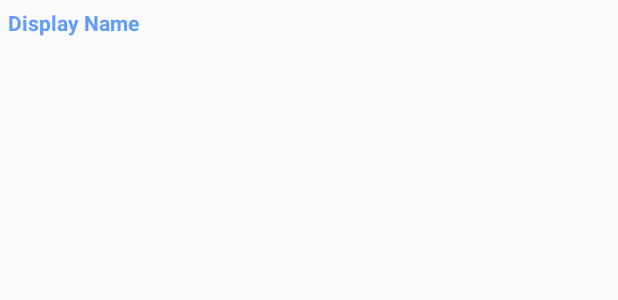
After one commit to 2B-Or-Not-2B-AndroidTeamProject/UrbanIssues, an Android app: the layout fragment_my_profile.xml on its own in the app's theme, with its tools: preview values and no code run, on a phone screen of 412 x 824 dp. The commit adds this screen. Shown: the top 300 px of the screen. Run offline under Robolectric (Android 15) with nearby library versions, the phone set to English and light mode, and no system bars.

Commit message:
bug fixed and profile partially implemented

```diff
--- a/UrbanIssues/app/src/main/java/com/example/telerik/urbanissues/activities/IssuesActivity.java
+++ b/UrbanIssues/app/src/main/java/com/example/telerik/urbanissues/activities/IssuesActivity.java
@@ -22,7 +22,7 @@ public class IssuesActivity extends AppCompatActivity implements ActionBar.TabLi
     private TabsPagerAdapter mAdapter;
     private ActionBar actionBar;
     // Tab titles
-    private String[] tabs = {"Issues", "Submit", "My Issues"};
+    private String[] tabs = {"Issues", "Submit", "My Profile"};
 
     @Override
     protected void onCreate(Bundle savedInstanceState) {
--- a/UrbanIssues/app/src/main/java/com/example/telerik/urbanissues/activities/ListIssuesActivity.java
+++ b/UrbanIssues/app/src/main/java/com/example/telerik/urbanissues/activities/ListIssuesActivity.java
@@ -24,6 +24,8 @@ import com.telerik.everlive.sdk.core.result.RequestResultCallbackAction;
 
 import java.util.ArrayList;
 
+import static com.example.telerik.urbanissues.activities.MainActivity.urbanIssuesApp;
+
 public class ListIssuesActivity extends AppCompatActivity {
 
     private ArrayList<Issue> issues;
@@ -42,8 +44,6 @@ public class ListIssuesActivity extends AppCompatActivity {
         super.onCreate(savedInstanceState);
         setContentView(R.layout.fragment_issues_list);
 
-        BaseViewModel.initialize(BaseViewModel.urbanIssuesApp);
-
         //ListView listView = (ListView) findViewById(R.id.list);
         //this.issueAdapter = new IssueAdapter(this, R.layout.fragment_issues, issues);
 
@@ -51,7 +51,7 @@ public class ListIssuesActivity extends AppCompatActivity {
 
         this.issues = new ArrayList<>();
 
-        issues = GetIssues(BaseViewModel.urbanIssuesApp);
+        issues = GetIssues(urbanIssuesApp);
         if (this.getIssues() == null) {
             System.out.println("WTF");
         }
--- a/UrbanIssues/app/src/main/java/com/example/telerik/urbanissues/activities/LoginActivity.java
+++ b/UrbanIssues/app/src/main/java/com/example/telerik/urbanissues/activities/LoginActivity.java
@@ -13,6 +13,8 @@ import android.widget.EditText;
 import android.widget.Toast;
 
 import com.example.telerik.urbanissues.R;
+
+import static com.example.telerik.urbanissues.activities.MainActivity.urbanIssuesApp;
 import static com.example.telerik.urbanissues.common.Constants.APP_ID;
 import  com.example.telerik.urbanissues.models.BaseViewModel;
 import com.telerik.everlive.sdk.core.EverliveApp;
@@ -32,8 +34,6 @@ public class LoginActivity extends Activity implements View.OnClickListener {
     protected void onCreate(Bundle savedInstanceState) {
         super.onCreate(savedInstanceState);
         setContentView(R.layout.activity_login);
-
-        BaseViewModel.initialize(BaseViewModel.urbanIssuesApp);
 
         connectionProgressDialog = new ProgressDialog(this);
         connectionProgressDialog.setMessage("Logging in ...");
@@ -91,7 +91,7 @@ public class LoginActivity extends Activity implements View.OnClickListener {
 
     public void onLogin() {
         connectionProgressDialog.show();
-        BaseViewModel.urbanIssuesApp.workWith().
+        urbanIssuesApp.workWith().
                 authentication().
                 login(this.username.getText().toString(), this.password.getText().toString()).
                 executeAsync(new RequestResultCallbackAction<AccessToken>(){
--- a/UrbanIssues/app/src/main/java/com/example/telerik/urbanissues/activities/RegisterActivity.java
+++ b/UrbanIssues/app/src/main/java/com/example/telerik/urbanissues/activities/RegisterActivity.java
@@ -15,10 +15,13 @@ import android.widget.Toast;
 import com.example.telerik.urbanissues.R;
 import com.example.telerik.urbanissues.models.BaseViewModel;
 import com.example.telerik.urbanissues.models.MyUser;
+import com.telerik.everlive.sdk.core.EverliveApp;
 import com.telerik.everlive.sdk.core.model.system.User;
 import com.telerik.everlive.sdk.core.query.definition.UserSecretInfo;
 import com.telerik.everlive.sdk.core.result.RequestResult;
 import com.telerik.everlive.sdk.core.result.RequestResultCallbackAction;
+
+import static com.example.telerik.urbanissues.activities.MainActivity.urbanIssuesApp;
 
 
 public class RegisterActivity  extends Activity implements View.OnClickListener {
@@ -59,7 +62,6 @@ public class RegisterActivity  extends Activity implements View.OnClickListener
     public void onClick(View v) {
         switch (v.getId()) {
             case R.id.btn_register : {
-                BaseViewModel.initialize(BaseViewModel.urbanIssuesApp);
                 this.onRegisterClick();
                 break;
             }
@@ -105,7 +107,7 @@ public class RegisterActivity  extends Activity implements View.OnClickListener
         UserSecretInfo secretInfo = new UserSecretInfo();
         secretInfo.setPassword(password.getText().toString());
 
-        BaseViewModel.urbanIssuesApp.workWith().
+        urbanIssuesApp.workWith().
                 users(MyUser.class).
                 create(user, secretInfo).
                 executeAsync(new RequestResultCallbackAction() {
--- a/UrbanIssues/app/src/main/java/com/example/telerik/urbanissues/adapters/TabsPagerAdapter.java
+++ b/UrbanIssues/app/src/main/java/com/example/telerik/urbanissues/adapters/TabsPagerAdapter.java
@@ -5,7 +5,7 @@ import android.support.v4.app.FragmentManager;
 import android.support.v4.app.FragmentPagerAdapter;
 
 import com.example.telerik.urbanissues.fragments.IssuesFragment;
-import com.example.telerik.urbanissues.fragments.MyIssuesFragment;
+import com.example.telerik.urbanissues.fragments.MyProfileFragment;
 import com.example.telerik.urbanissues.fragments.SubmitIssueFragment;
 
 public class TabsPagerAdapter extends FragmentPagerAdapter {
@@ -23,7 +23,7 @@ public class TabsPagerAdapter extends FragmentPagerAdapter {
             case 1:
                 return new SubmitIssueFragment();
             case 2:
-                return new MyIssuesFragment();
+                return new MyProfileFragment();
         }
 
         return null;
--- a/UrbanIssues/app/src/main/java/com/example/telerik/urbanissues/fragments/IssuesFragment.java
+++ b/UrbanIssues/app/src/main/java/com/example/telerik/urbanissues/fragments/IssuesFragment.java
@@ -23,6 +23,7 @@ import com.telerik.everlive.sdk.core.result.RequestResultCallbackAction;
 
 import java.util.ArrayList;
 
+import static com.example.telerik.urbanissues.activities.MainActivity.urbanIssuesApp;
 import static com.example.telerik.urbanissues.common.Constants.APP_ID;
 
 public class IssuesFragment extends Fragment {
@@ -42,8 +43,6 @@ public class IssuesFragment extends Fragment {
     public View onCreateView(LayoutInflater inflater, ViewGroup container,
                              Bundle savedInstanceState) {
         super.onCreate(savedInstanceState);
-
-        BaseViewModel.initialize(BaseViewModel.urbanIssuesApp);
 
         View rootView = inflater.inflate(R.layout.fragment_issues_list, container, false);
 /*
@@ -72,7 +71,7 @@ public class IssuesFragment extends Fragment {
     }
 
     private void loadIssues(final ListView target, final IssuesFragment issuesFragment) {
-        BaseViewModel.urbanIssuesApp.workWith().
+        urbanIssuesApp.workWith().
                 data(Issue.class).
                 getAll().
                 executeAsync(new RequestResultCallbackAction<ArrayList<Issue>>() {
--- /dev/null
+++ b/UrbanIssues/app/src/main/java/com/example/telerik/urbanissues/models/ImageKind.java
@@ -0,0 +1,6 @@
+package com.example.telerik.urbanissues.models;
+
+public enum ImageKind {
+    User,
+    Issue
+}
--- /dev/null
+++ b/UrbanIssues/app/src/main/res/layout/fragment_my_profile.xml
@@ -0,0 +1,36 @@
+<?xml version="1.0" encoding="utf-8"?>
+<LinearLayout xmlns:android="http://schemas.android.com/apk/res/android"
+    android:layout_width="match_parent"
+    android:layout_height="match_parent"
+    android:id="@+id/fragment_my_profile"
+    android:orientation="vertical">
+    <TextView
+        android:id="@+id/profile_username"
+        android:layout_width="wrap_content"
+        android:layout_height="wrap_content"
+        android:textAppearance="?android:attr/textAppearanceMedium"
+        android:text="Display Name"
+        android:textSize="14dp"
+        android:textColor="#ff609cff"
+        android:textStyle="bold"
+        android:layout_margin="5dp"
+        android:gravity="center_vertical"
+        android:layout_centerVertical="true"/>
+    <ImageView
+        android:id="@+id/profile_picture"
+        android:layout_width="150dp"
+        android:layout_height="150dp"
+        android:layout_margin="5dp"
+        android:layout_gravity="center_horizontal"
+        android:layout_centerHorizontal="true"/>
+    <Button
+        android:id="@+id/profile_update_picture_btn"
+        android:layout_width="match_parent"
+        android:layout_height="wrap_content"
+        android:layout_alignParentBottom="true"
+        android:text="Update Profile Picture"
+        android:visibility="invisible"
+        android:background="#e84c3d"
+        android:layout_margin="15dp"/>
+
+</LinearLayout>
```
Also changed, not shown: UrbanIssues/app/src/main/java/com/example/telerik/urbanissues/activities/MainActivity.java (+14 -2 lines), UrbanIssues/app/src/main/java/com/example/telerik/urbanissues/fragments/MyIssuesFragment.java (deleted, +0 -21 lines), UrbanIssues/app/src/main/java/com/example/telerik/urbanissues/fragments/MyProfileFragment.java (added, +86 -0 lines), UrbanIssues/app/src/main/java/com/example/telerik/urbanissues/models/BaseViewModel.java (+4 -4 lines), UrbanIssues/app/src/main/java/com/example/telerik/urbanissues/models/MyUser.java (+10 -0 lines), UrbanIssues/app/src/main/java/com/example/telerik/urbanissues/tasks/BitmapDownloadTask.java (added, +83 -0 lines), UrbanIssues/app/src/main/res/layout/fragment_my_issues.xml (deleted, +0 -14 lines), UrbanIssues/app/src/main/res/drawable-xhdpi/ic_no_picture.png (added), 1 other file.
